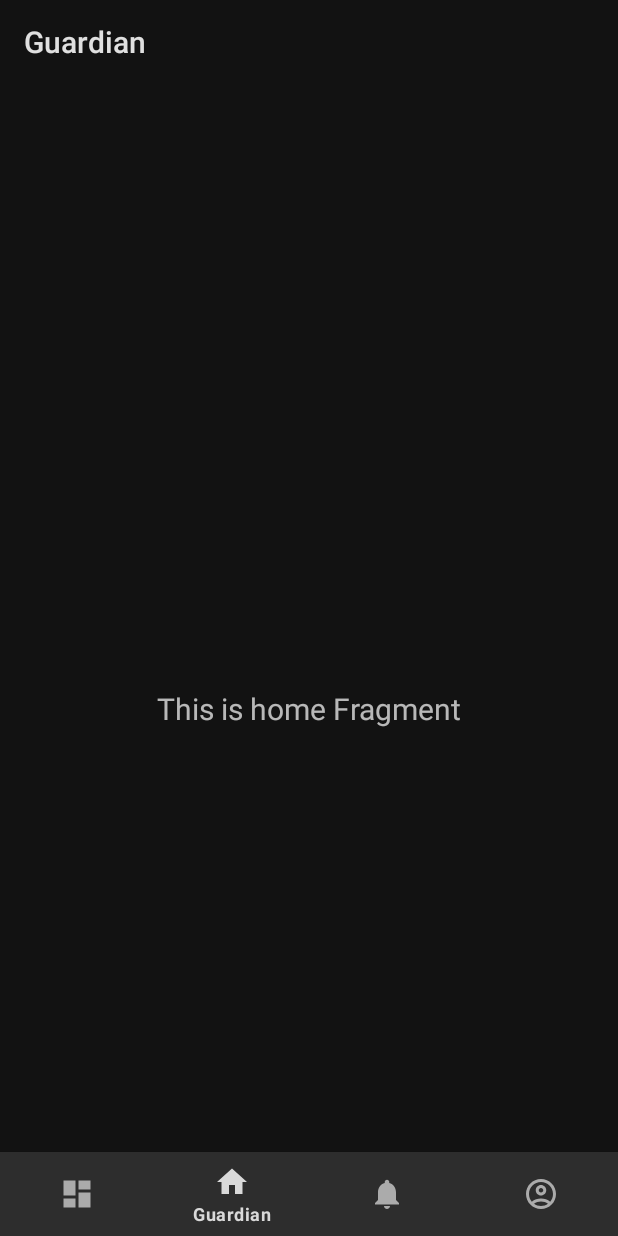
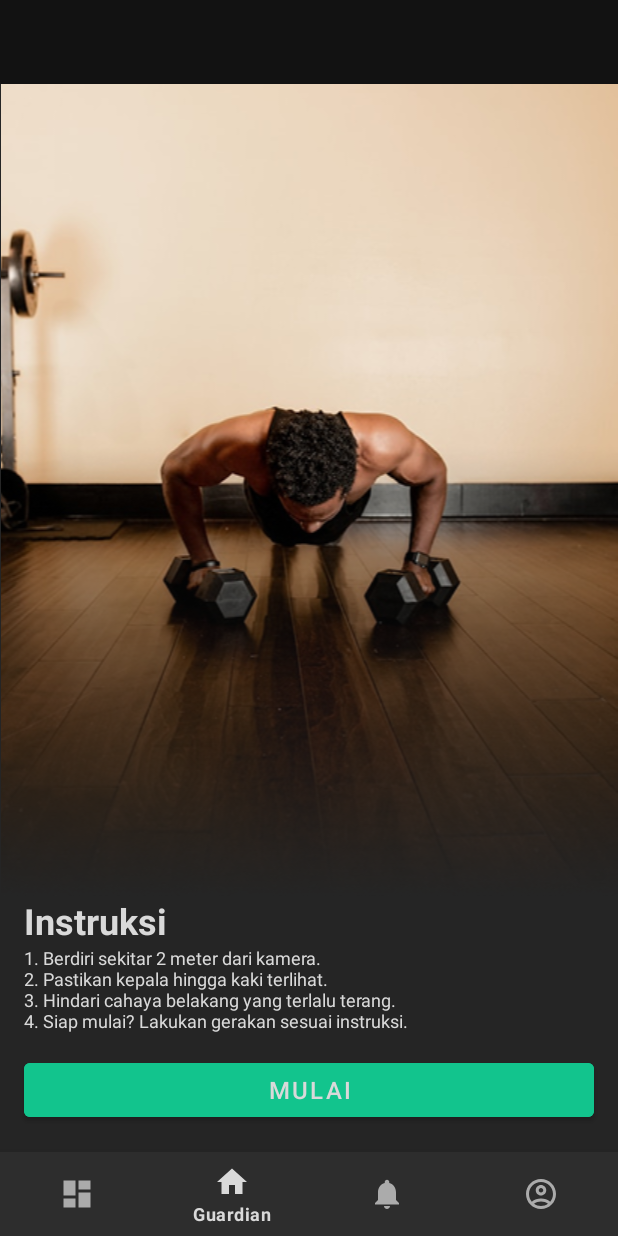
Before and after one commit to FitGuard-App/android-fitguard, an Android app: the GuardianFragment screen opened through its navigation route, on a phone screen of 412 x 824 dp. Run offline under Robolectric (Android 15) with nearby library versions, the phone set to English and light mode, and no system bars; our stand-ins replace navigation-ui; Roboto replaces fonts that are not available here.

Commit message:
connect camera to home

```diff
--- a/app/build.gradle.kts
+++ b/app/build.gradle.kts
@@ -87,4 +87,6 @@ dependencies {
     implementation(libs.tensorflow.lite.metadata)
     implementation(libs.tensorflow.lite)
     implementation(libs.tensorflow.lite.select.tf.ops)
+
+    implementation("com.github.PhilJay:MPAndroidChart:v3.1.0")
 }
--- a/app/src/main/java/com/devforge/fitguard/ui/MainActivity.kt
+++ b/app/src/main/java/com/devforge/fitguard/ui/MainActivity.kt
@@ -20,6 +20,8 @@ class MainActivity : AppCompatActivity() {
         binding = ActivityMainBinding.inflate(layoutInflater)
         setContentView(binding.root)
 
+        supportActionBar?.hide()
+
         val navView: BottomNavigationView = binding.navView
 
         val navController = findNavController(R.id.nav_host_fragment_activity_main)
--- a/app/src/main/java/com/devforge/fitguard/ui/dashboard/DashboardFragment.kt
+++ b/app/src/main/java/com/devforge/fitguard/ui/dashboard/DashboardFragment.kt
@@ -13,8 +13,6 @@ class DashboardFragment : Fragment() {
 
     private var _binding: FragmentDashboardBinding? = null
 
-    // This property is only valid between onCreateView and
-    // onDestroyView.
     private val binding get() = _binding!!
 
     override fun onCreateView(
@@ -35,6 +33,11 @@ class DashboardFragment : Fragment() {
         return root
     }
 
+    override fun onViewCreated(view: View, savedInstanceState: Bundle?) {
+        super.onViewCreated(view, savedInstanceState)
+
+    }
+
     override fun onDestroyView() {
         super.onDestroyView()
         _binding = null
--- a/app/src/main/java/com/devforge/fitguard/ui/guardian/GuardianFragment.kt
+++ b/app/src/main/java/com/devforge/fitguard/ui/guardian/GuardianFragment.kt
@@ -1,5 +1,6 @@
 package com.devforge.fitguard.ui.guardian
 
+import android.content.Intent
 import android.os.Bundle
 import android.view.LayoutInflater
 import android.view.View
@@ -8,6 +9,7 @@ import android.widget.TextView
 import androidx.fragment.app.Fragment
 import androidx.lifecycle.ViewModelProvider
 import com.devforge.fitguard.databinding.FragmentGuardianBinding
+import com.devforge.fitguard.ui.camera.CameraActivity
 
 class GuardianFragment : Fragment() {
 
@@ -22,17 +24,21 @@ class GuardianFragment : Fragment() {
         container: ViewGroup?,
         savedInstanceState: Bundle?
     ): View {
-        val homeViewModel =
+        val viewModel =
             ViewModelProvider(this).get(GuardianViewModel::class.java)
 
         _binding = FragmentGuardianBinding.inflate(inflater, container, false)
         val root: View = binding.root
 
-        val textView: TextView = binding.textHome
-        homeViewModel.text.observe(viewLifecycleOwner) {
-            textView.text = it
+        return root
+    }
+
+    override fun onViewCreated(view: View, savedInstanceState: Bundle?) {
+        super.onViewCreated(view, savedInstanceState)
+        binding.btnSubmit.setOnClickListener {
+            val intent = Intent(requireContext(), CameraActivity::class.java)
+            startActivity(intent)
         }
-        return root
     }
 
     override fun onDestroyView() {
--- a/app/src/main/res/layout/fragment_guardian.xml
+++ b/app/src/main/res/layout/fragment_guardian.xml
@@ -4,19 +4,54 @@
     xmlns:tools="http://schemas.android.com/tools"
     android:layout_width="match_parent"
     android:layout_height="match_parent"
-    tools:context=".fitguard.ui.home.HomeFragment">
+    android:fitsSystemWindows="true"
+    android:background="@color/main_black">
 
-    <TextView
-        android:id="@+id/text_home"
+    <ImageView
+        android:id="@+id/img_top"
         android:layout_width="match_parent"
         android:layout_height="wrap_content"
-        android:layout_marginStart="8dp"
-        android:layout_marginTop="8dp"
-        android:layout_marginEnd="8dp"
-        android:textAlignment="center"
-        android:textSize="20sp"
-        app:layout_constraintBottom_toBottomOf="parent"
+        android:src="@drawable/image_welcome"
         app:layout_constraintEnd_toEndOf="parent"
         app:layout_constraintStart_toStartOf="parent"
         app:layout_constraintTop_toTopOf="parent" />
+
+    <TextView
+        android:id="@+id/tv_title_instruksi"
+        android:layout_width="wrap_content"
+        android:layout_height="wrap_content"
+        android:layout_marginStart="16dp"
+        android:text="Instruksi"
+        android:textColor="@color/main_white"
+        android:textSize="24sp"
+        android:textStyle="bold"
+        app:layout_constraintStart_toStartOf="parent"
+        app:layout_constraintTop_toBottomOf="@id/img_top" />
+
+    <TextView
+        android:id="@+id/text_instruksi"
+        android:layout_width="wrap_content"
+        android:layout_height="wrap_content"
+        android:text="1. Berdiri sekitar 2 meter dari kamera.\n2. Pastikan kepala hingga kaki terlihat.\n3. Hindari cahaya belakang yang terlalu terang.\n4. Siap mulai? Lakukan gerakan sesuai instruksi.\n"
+        android:textSize="12sp"
+        android:textColor="@color/main_white"
+        app:layout_constraintStart_toStartOf="@id/tv_title_instruksi"
+        app:layout_constraintTop_toBottomOf="@id/tv_title_instruksi"/>
+
+    <Button
+        android:id="@+id/btn_submit"
+        android:layout_width="match_parent"
+        android:layout_height="wrap_content"
+        android:backgroundTint="@color/main_green"
+        android:text="Mulai"
+        android:textSize="16sp"
+        android:textColor="@color/main_white"
+        android:layout_marginBottom="24dp"
+        android:layout_marginHorizontal="16dp"
+        app:layout_constraintTop_toBottomOf="@id/text_instruksi"
+        app:layout_constraintStart_toStartOf="parent"
+        app:layout_constraintEnd_toEndOf="parent"/>
+
+
+
 </androidx.constraintlayout.widget.ConstraintLayout>
--- a/settings.gradle.kts
+++ b/settings.gradle.kts
@@ -7,6 +7,7 @@ pluginManagement {
                 includeGroupByRegex("androidx.*")
             }
         }
+        maven { url = uri("https://jitpack.io") }
         mavenCentral()
         gradlePluginPortal()
     }
@@ -16,6 +17,8 @@ dependencyResolutionManagement {
     repositories {
         google()
         mavenCentral()
+        maven { url = uri("https://jitpack.io") }
+
     }
 }
 
```
